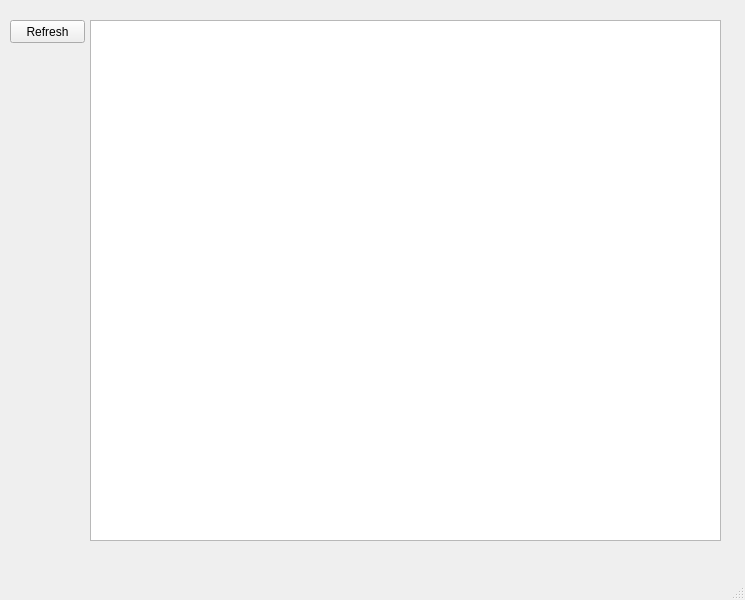
The window that front-end/WorkingTime.ui (kmachnicki/work-time-guardian) describes before a commit, drawn with Qt 5.
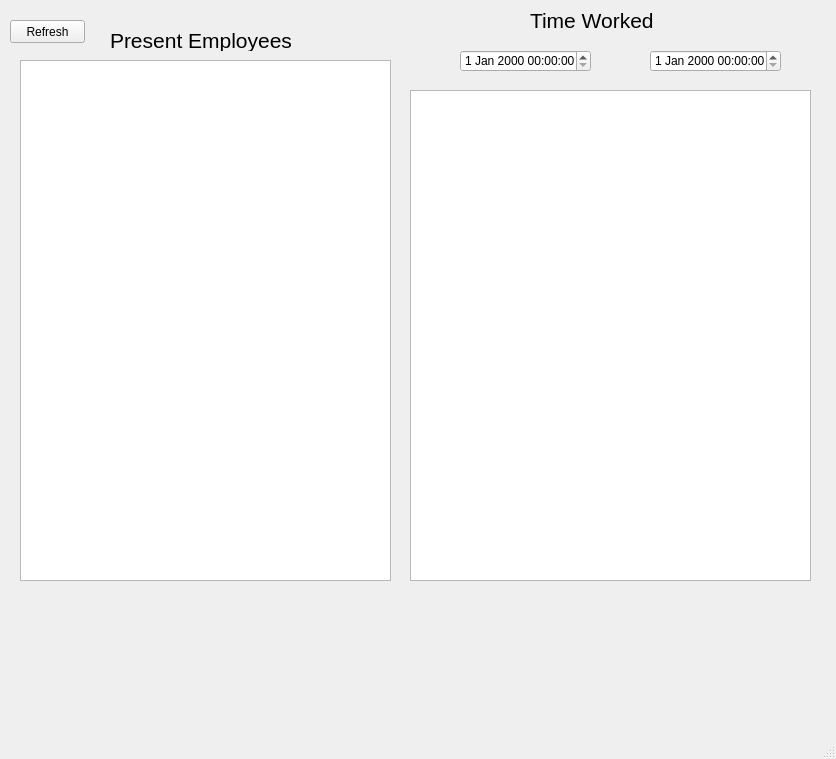
The same window after the commit.

Commit message: Added functionality time worked

What changed in the file:
```diff
--- a/front-end/WorkingTime.ui
+++ b/front-end/WorkingTime.ui
@@ -6,8 +6,8 @@
    <rect>
     <x>0</x>
     <y>0</y>
-    <width>745</width>
-    <height>600</height>
+    <width>836</width>
+    <height>759</height>
    </rect>
   </property>
   <property name="windowTitle">
@@ -30,13 +30,79 @@
    <widget class="QTableWidget" name="_tablePresentEmployee">
     <property name="geometry">
      <rect>
-      <x>90</x>
-      <y>20</y>
-      <width>631</width>
+      <x>20</x>
+      <y>60</y>
+      <width>371</width>
       <height>521</height>
      </rect>
     </property>
    </widget>
+   <widget class="QLabel" name="label">
+    <property name="geometry">
+     <rect>
+      <x>110</x>
+      <y>30</y>
+      <width>181</width>
+      <height>21</height>
+     </rect>
+    </property>
+    <property name="font">
+     <font>
+      <pointsize>16</pointsize>
+     </font>
+    </property>
+    <property name="text">
+     <string>Present Employees</string>
+    </property>
+   </widget>
+   <widget class="QTableWidget" name="_tableTimeWorked">
+    <property name="geometry">
+     <rect>
+      <x>410</x>
+      <y>90</y>
+      <width>401</width>
+      <height>491</height>
+     </rect>
+    </property>
+   </widget>
+   <widget class="QLabel" name="label_2">
+    <property name="geometry">
+     <rect>
+      <x>530</x>
+      <y>10</y>
+      <width>141</width>
+      <height>21</height>
+     </rect>
+    </property>
+    <property name="font">
+     <font>
+      <pointsize>16</pointsize>
+     </font>
+    </property>
+    <property name="text">
+     <string>Time Worked</string>
+    </property>
+   </widget>
+   <widget class="QDateTimeEdit" name="_fromTimeEdit">
+    <property name="geometry">
+     <rect>
+      <x>460</x>
+      <y>50</y>
+      <width>131</width>
+      <height>22</height>
+     </rect>
+    </property>
+   </widget>
+   <widget class="QDateTimeEdit" name="_toTimeEdit">
+    <property name="geometry">
+     <rect>
+      <x>650</x>
+      <y>50</y>
+      <width>131</width>
+      <height>22</height>
+     </rect>
+    </property>
+   </widget>
   </widget>
   <widget class="QMenuBar" name="menubar">
    <property name="geometry">
```
Left out of the diff: 2 changed lines with no effect on the pictures. The commit also changes 2 other files.
